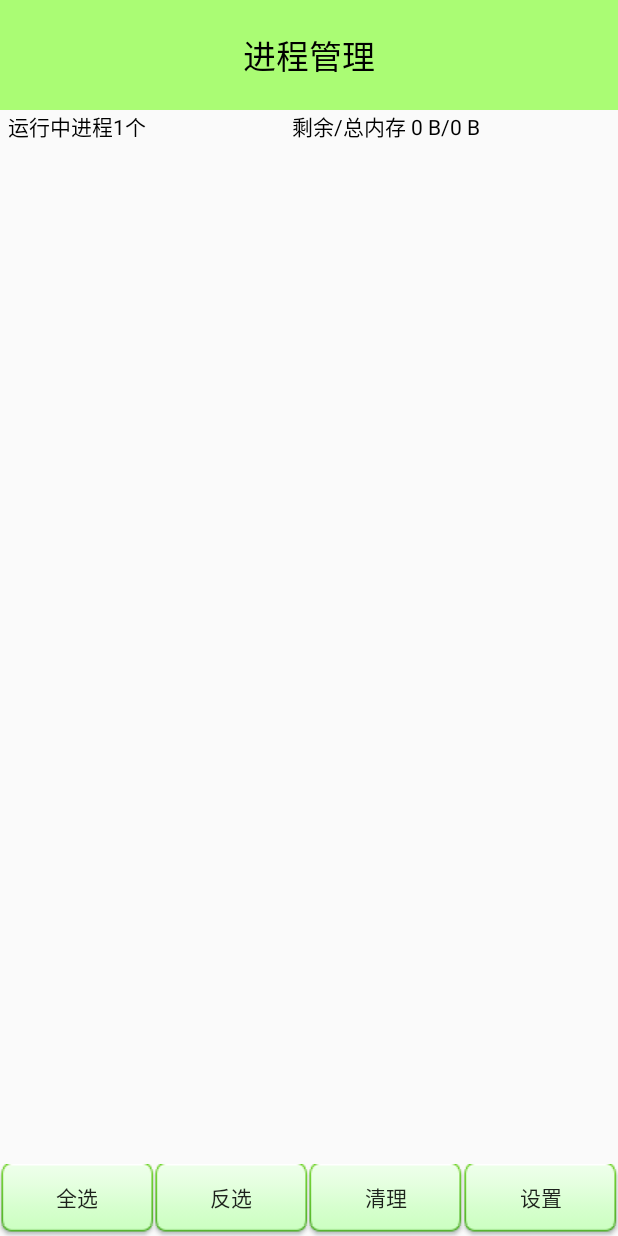
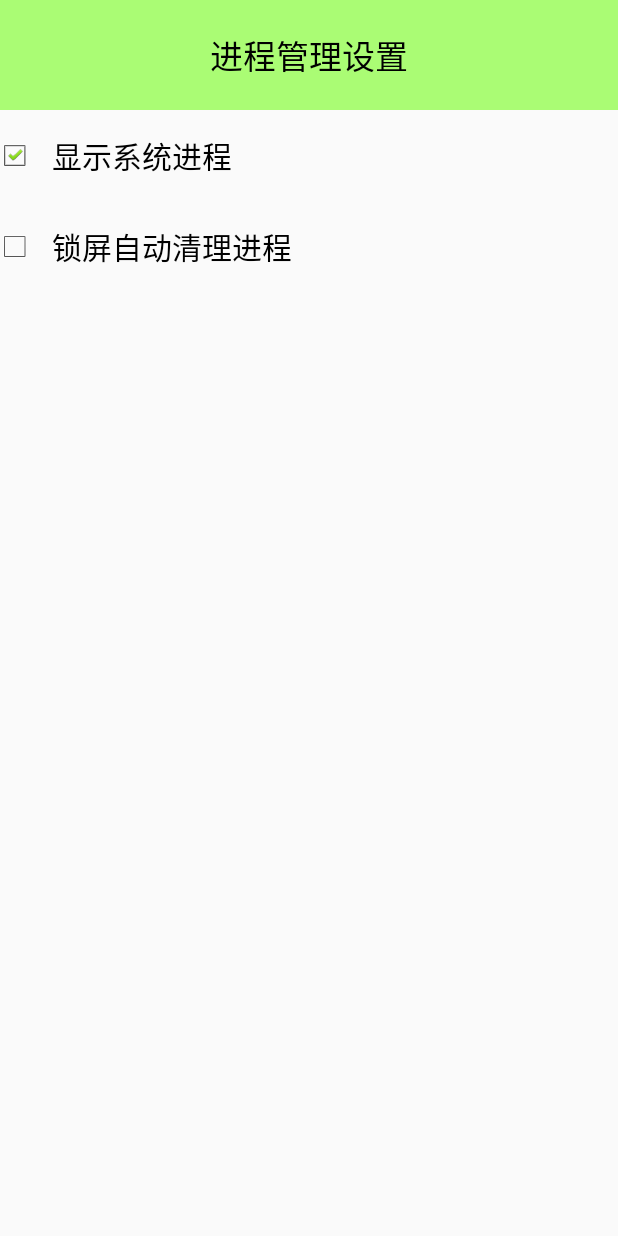
Before and after one commit to qiuhoude/Houde_mobilesafe, an Android app: the TaskManagerActivity screen opened directly, with no data from a screen before it, after a tap on "设置", on a phone screen of 412 x 824 dp. Run offline under Robolectric (Android 15) with nearby library versions, the light colour scheme and no system bars; our stand-ins replace ButterKnife; libraries missing offline, so code that uses them is left out: se.emilsjolander.stickylistheaders; plain views replace StickyListHeadersListView; 3 statements that could not run were skipped.

Commit message:
add task manager

```diff
--- a/app/src/main/java/com/qiu/houde_mobilesafe/activity/TaskManagerActivity.java
+++ b/app/src/main/java/com/qiu/houde_mobilesafe/activity/TaskManagerActivity.java
@@ -3,6 +3,7 @@ package com.qiu.houde_mobilesafe.activity;
 import android.app.Activity;
 import android.app.ActivityManager;
 import android.content.Context;
+import android.content.Intent;
 import android.os.Bundle;
 import android.text.format.Formatter;
 import android.view.LayoutInflater;
@@ -17,7 +18,10 @@ import android.widget.TextView;
 import com.qiu.houde_mobilesafe.R;
 import com.qiu.houde_mobilesafe.bean.TaskInfo;
 import com.qiu.houde_mobilesafe.engine.AppInfos;
+import com.qiu.houde_mobilesafe.utils.Consts;
+import com.qiu.houde_mobilesafe.utils.SPUtils;
 import com.qiu.houde_mobilesafe.utils.SystemInfoUtils;
+import com.qiu.houde_mobilesafe.utils.Toasts;
 
 import java.util.ArrayList;
 import java.util.List;
@@ -42,9 +46,13 @@ public class TaskManagerActivity extends Activity {
     private Context mContext;
     private List<TaskInfo> taskInfos;
     private List<TaskInfo> userTaskInfos;
-    private List<TaskInfo> SystemTaskInfos;
+    private List<TaskInfo> systemTaskInfos;
     private MyAdapter myAdapter;
-    private ActivityManager mAm ;
+    private ActivityManager mAm;
+
+    private int mRunningProcessCount;
+    private long mAvailRam;
+    private long mTotalRam;
 
     @Override
     protected void onCreate(Bundle savedInstanceState) {
@@ -53,28 +61,28 @@ public class TaskManagerActivity extends Activity {
         mContext = getApplicationContext();
         mAm = (ActivityManager) getSystemService(ACTIVITY_SERVICE);
         ButterKnife.bind(this);
+    }
+
+    @Override
+    protected void onStart() {
+        super.onStart();
         initDate();
         initView();
     }
 
     private void initView() {
-        tvTaskProcessCount.setText("运行中进程" + SystemInfoUtils.getRunningProcessCount(mContext) + "个");
+
+        tvTaskProcessCount.setText("运行中进程" + mRunningProcessCount + "个");
         tvTaskMemory.setText("剩余/总内存 " +
-                Formatter.formatFileSize(mContext, SystemInfoUtils.getAvailRam(mContext)) + "/"
-                + Formatter.formatFileSize(mContext, SystemInfoUtils.getTotalRam(mContext)));
+                Formatter.formatFileSize(mContext, mAvailRam) + "/"
+                + Formatter.formatFileSize(mContext, mTotalRam));
         listView.setAdapter(myAdapter = new MyAdapter(this, taskInfos));
         listView.setOnItemClickListener(new AdapterView.OnItemClickListener() {
             @Override
             public void onItemClick(AdapterView<?> parent, View view, int position, long id) {
-//               CheckBox cb = (CheckBox) view.findViewById(R.id.cb_app_status);
-//                if (cb.isChecked()){
-//                    cb.setChecked(false);
-//                }else {
-//                    cb.setChecked(true);
-//                }
 
                 TaskInfo info = taskInfos.get(position);
-                info.setChecked(info.isChecked() ? false : true);
+                info.setChecked(!info.isChecked());
                 myAdapter.notifyDataSetChanged();
             }
         });
@@ -82,22 +90,30 @@ public class TaskManagerActivity extends Activity {
 
 
     private void initDate() {
+
+        //初始化title
+        mRunningProcessCount = SystemInfoUtils.getRunningProcessCount(mContext);
+        mAvailRam = SystemInfoUtils.getAvailRam(mContext);
+        mTotalRam = SystemInfoUtils.getTotalRam(mContext);
+
         taskInfos = AppInfos.getTaskInfos(mContext);
-
         userTaskInfos = new ArrayList<TaskInfo>();
-        SystemTaskInfos = new ArrayList<TaskInfo>();
+        systemTaskInfos = new ArrayList<TaskInfo>();
 
         for (TaskInfo taskInfo : taskInfos) {
             //用户程序
             if (taskInfo.isUserTask()) {
                 userTaskInfos.add(taskInfo);
             } else {
-                SystemTaskInfos.add(taskInfo);
+                //控制是否显示系统进程
+                if ((boolean)SPUtils.get(mContext, Consts.IS_SHOW_SYSTEM,true)) {
+                    systemTaskInfos.add(taskInfo);
+                }
             }
         }
         taskInfos.clear();
         taskInfos.addAll(userTaskInfos);
-        taskInfos.addAll(SystemTaskInfos);
+        taskInfos.addAll(systemTaskInfos);
     }
 
 
@@ -122,9 +138,9 @@ public class TaskManagerActivity extends Activity {
                 holder = (ViewHolderHeader) convertView.getTag();
             }
             if (getHeaderId(position) == 0L) {
-                holder.tv_header.setText("用户进程");
+                holder.tv_header.setText("用户进程 " + userTaskInfos.size());
             } else {
-                holder.tv_header.setText("系统进程");
+                holder.tv_header.setText("系统进程" + systemTaskInfos.size());
             }
             return convertView;
         }
@@ -203,7 +219,7 @@ public class TaskManagerActivity extends Activity {
      * @param v
      */
     public void selectAll(View v) {
-        for (TaskInfo info : taskInfos){
+        for (TaskInfo info : taskInfos) {
             info.setChecked(true);
         }
         myAdapter.notifyDataSetChanged();
@@ -215,8 +231,8 @@ public class TaskManagerActivity extends Activity {
      * @param v
      */
     public void selectOppsite(View v) {
-        for (TaskInfo info : taskInfos){
-            info.setChecked(false);
+        for (TaskInfo info : taskInfos) {
+            info.setChecked(!info.isChecked());
         }
         myAdapter.notifyDataSetChanged();
 
@@ -228,19 +244,49 @@ public class TaskManagerActivity extends Activity {
      * @param v
      */
     public void killProcess(View v) {
-        for (TaskInfo info : taskInfos){
+
+        List<TaskInfo> killLists = new ArrayList<TaskInfo>();
+
+        // 清理的总共的进程个数
+        int totalCount = 0;
+        // 清理的进程的大小
+        int killMem = 0;
+
+        for (TaskInfo info : taskInfos) {
+            if (info.getPackageName().equals(getPackageName())||!info.isChecked()) {
+                continue;
+            }
+            killLists.add(info);
+            totalCount++;
+            killMem += info.getMemsize();
+        }
+
+        for (TaskInfo info : killLists) {
+            taskInfos.remove(info);
+            if (info.isUserTask()) {
+                userTaskInfos.remove(info);
+            } else {
+                systemTaskInfos.remove(info);
+            }
             mAm.killBackgroundProcesses(info.getPackageName());
         }
+        Toasts.showShort(this, "共清理" + totalCount + "个进程,释放" + Formatter.formatFileSize(mContext, killMem) + "内存");
 
+        //设置title
+
+        tvTaskProcessCount.setText("运行中进程" + (mRunningProcessCount-totalCount) + "个");
+        tvTaskMemory.setText("剩余/总内存 " +
+                Formatter.formatFileSize(mContext, (mAvailRam+killMem)) + "/"
+                + Formatter.formatFileSize(mContext, mTotalRam));
+        myAdapter.notifyDataSetChanged();
     }
 
     /**
      * 设置
      *
-     * @param v
+     * @param
      */
     public void openSetting(View v) {
-
-
+        startActivity(new Intent(this,TaskManagerSettingActivity.class));
     }
 }
--- /dev/null
+++ b/app/src/main/java/com/qiu/houde_mobilesafe/activity/TaskManagerSettingActivity.java
@@ -0,0 +1,62 @@
+package com.qiu.houde_mobilesafe.activity;
+
+import android.app.Activity;
+import android.content.Context;
+import android.content.Intent;
+import android.os.Bundle;
+import android.widget.CheckBox;
+import android.widget.CompoundButton;
+
+import com.qiu.houde_mobilesafe.R;
+import com.qiu.houde_mobilesafe.service.KillProcessService;
+import com.qiu.houde_mobilesafe.utils.Consts;
+import com.qiu.houde_mobilesafe.utils.SPUtils;
+import com.qiu.houde_mobilesafe.utils.ServiceStatusUtils;
+
+import butterknife.Bind;
+import butterknife.ButterKnife;
+
+/**
+ * Created by Administrator on 2015/11/10.
+ */
+public class TaskManagerSettingActivity extends Activity {
+
+    @Bind(R.id.cb_status)
+    CheckBox cbStatus;
+    @Bind(R.id.cb_status_kill_process)
+    CheckBox cbStatusKillProcess;
+
+    private Context mContext;
+
+    @Override
+    protected void onCreate(Bundle savedInstanceState) {
+        super.onCreate(savedInstanceState);
+        setContentView(R.layout.activity_task_manager_setting);
+        ButterKnife.bind(this);
+        mContext = getApplicationContext();
+        boolean isShowSys = (boolean) SPUtils.get(mContext, Consts.IS_SHOW_SYSTEM, true);
+        cbStatus.setChecked(isShowSys);
+        cbStatusKillProcess.setChecked(ServiceStatusUtils.isServiceRunning(mContext, KillProcessService.class.getName()));
+
+        cbStatus.setOnCheckedChangeListener(new CompoundButton.OnCheckedChangeListener() {
+            @Override
+            public void onCheckedChanged(CompoundButton buttonView, boolean isChecked) {
+                SPUtils.put(mContext, Consts.IS_SHOW_SYSTEM, isChecked);
+            }
+        });
+
+        final Intent killServices = new Intent(this, KillProcessService.class);
+        cbStatusKillProcess.setOnCheckedChangeListener(new CompoundButton.OnCheckedChangeListener() {
+            @Override
+            public void onCheckedChanged(CompoundButton buttonView, boolean isChecked) {
+                if (isChecked) {
+                    startService(killServices);
+                } else {
+                    stopService(killServices);
+                }
+            }
+        });
+    }
+
+
+}
--- a/app/src/main/java/com/qiu/houde_mobilesafe/engine/AppInfos.java
+++ b/app/src/main/java/com/qiu/houde_mobilesafe/engine/AppInfos.java
@@ -150,7 +150,7 @@ public class AppInfos {
                     taskInfo.setChecked(false);
                 }
             } catch (PackageManager.NameNotFoundException e) {
-                e.printStackTrace();
+                //e.printStackTrace();
                 //android有些系统进程名是找不到名字和图标的
                 taskInfo.setName(packageName);
                 taskInfo.setIcon(context.getResources().getDrawable(
--- a/app/src/main/java/com/qiu/houde_mobilesafe/utils/Consts.java
+++ b/app/src/main/java/com/qiu/houde_mobilesafe/utils/Consts.java
@@ -27,4 +27,5 @@ public class Consts {
     public static final String LAST_X = "lastX";
     public static final String LAST_Y = "lastY";
     public static final String SAFE_DB = "safe.db";
+    public static final String IS_SHOW_SYSTEM = "is_show_system";
 }
--- a/app/src/main/java/com/qiu/houde_mobilesafe/utils/ServiceStatusUtils.java
+++ b/app/src/main/java/com/qiu/houde_mobilesafe/utils/ServiceStatusUtils.java
@@ -9,6 +9,8 @@ import java.util.List;
  * Created by Administrator on 2015/10/22.
  */
 public class ServiceStatusUtils {
+
+
     /**
      * 检测服务是否正在运行
      *
@@ -19,7 +21,7 @@ public class ServiceStatusUtils {
         ActivityManager am = (ActivityManager) ctx
                 .getSystemService(Context.ACTIVITY_SERVICE);
         //拿到100个运行中的服务
-        List<ActivityManager.RunningServiceInfo> runingServices = am.getRunningServices(100);
+        List<ActivityManager.RunningServiceInfo> runingServices = am.getRunningServices(200);
         for(ActivityManager.RunningServiceInfo runinfo : runingServices){
             String className = runinfo.service.getClassName();
             if (className.equals(serviceName)){
--- /dev/null
+++ b/app/src/main/res/layout/activity_task_manager_setting.xml
@@ -0,0 +1,32 @@
+<?xml version="1.0" encoding="utf-8"?>
+<LinearLayout xmlns:android="http://schemas.android.com/apk/res/android"
+    android:layout_width="match_parent"
+    android:layout_height="match_parent"
+    android:orientation="vertical">
+
+    <TextView
+        style="@style/TitleStyle"
+        android:text="进程管理设置" />
+
+
+    <CheckBox
+        android:id="@+id/cb_status"
+        android:layout_width="match_parent"
+        android:layout_height="wrap_content"
+        android:padding="15dp"
+        android:text="显示系统进程"
+        android:textColor="@color/black"
+        android:button="@drawable/btn_check"
+        android:textSize="20sp" />
+
+    <CheckBox
+        android:id="@+id/cb_status_kill_process"
+        android:layout_width="match_parent"
+        android:layout_height="wrap_content"
+        android:button="@drawable/btn_check"
+        android:padding="15dp"
+        android:text="锁屏自动清理进程"
+        android:textColor="@color/black"
+        android:textSize="20sp" />
+
+</LinearLayout>
--- a/app/src/main/res/values/colors.xml
+++ b/app/src/main/res/values/colors.xml
@@ -1,7 +1,6 @@
 <?xml version="1.0" encoding="utf-8"?>
 <resources>
-
     <color name="black">#000000</color>
-
+    <color name="dark">#22000000</color>
     <color name="transparent_background">#33ffffff</color>
 </resources>
```
Also changed, not shown: app/src/main/AndroidManifest.xml (+18 -12 lines), app/src/main/java/com/qiu/houde_mobilesafe/activity/AToolsActivity.java (+57 -3 lines), app/src/main/java/com/qiu/houde_mobilesafe/db/dao/AddressDao.java (+8 -2 lines), app/src/main/java/com/qiu/houde_mobilesafe/service/KillProcessService.java (added, +52 -0 lines), app/src/main/java/com/qiu/houde_mobilesafe/utils/CryptoUtils.java (added, +73 -0 lines), app/src/main/java/com/qiu/houde_mobilesafe/utils/SmsUtils.java (added, +151 -0 lines), app/src/main/res/drawable/list_selector.xml (added, +8 -0 lines), app/src/main/res/layout/activity_atools.xml (+18 -0 lines), 1 other file.
